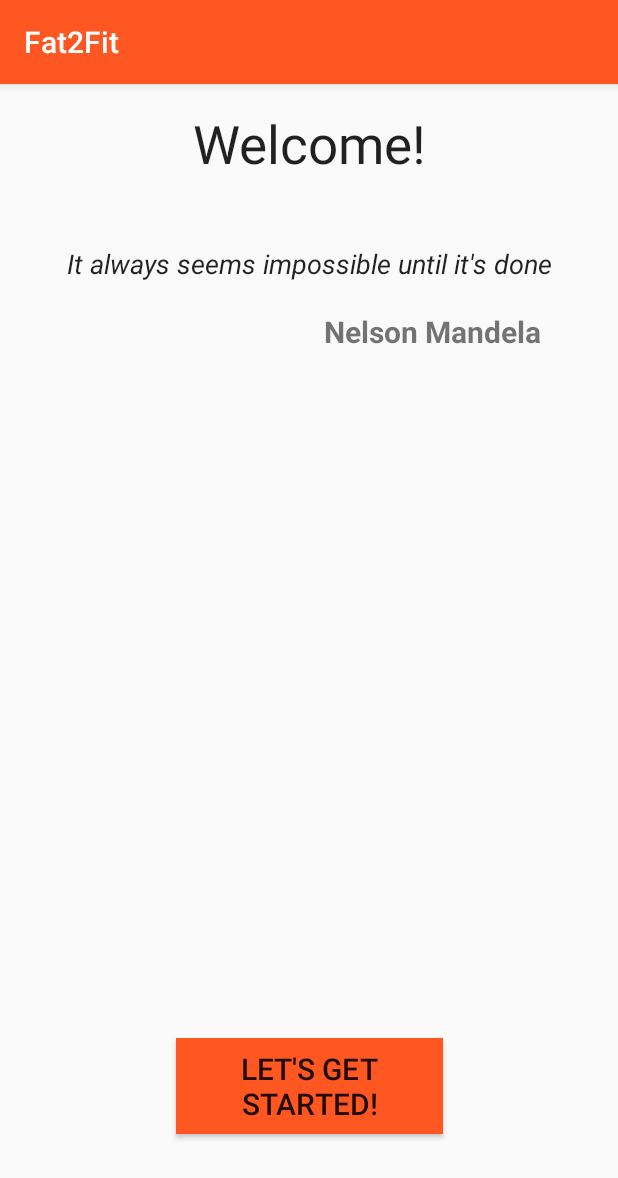
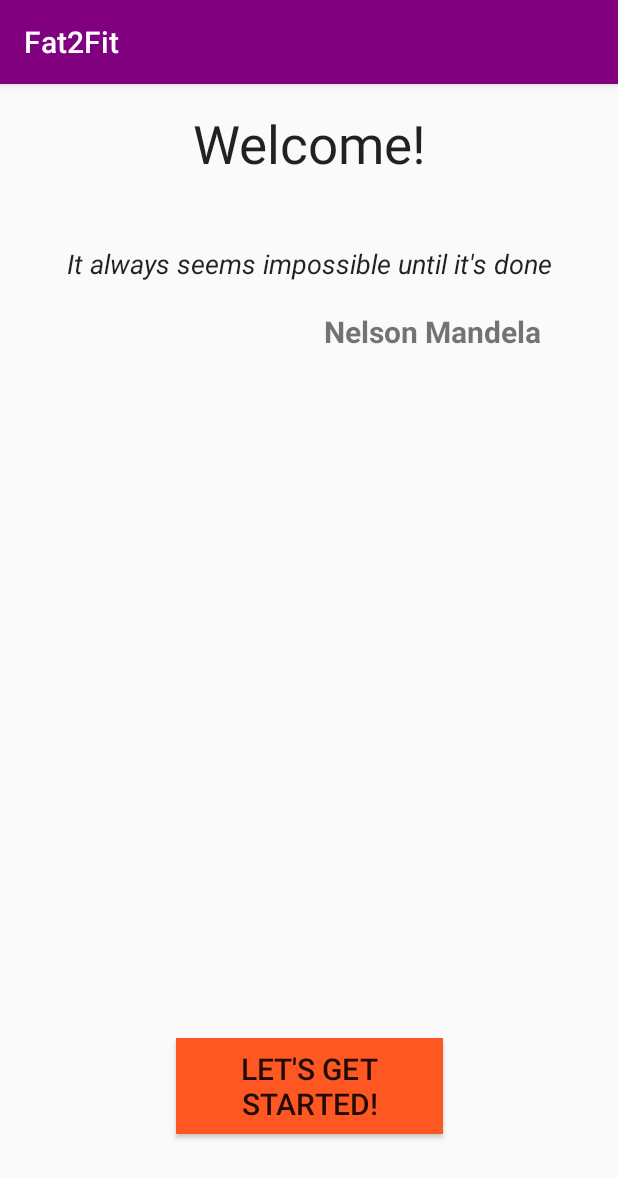
Before and after one commit to markscottUWS/MNSAProject, an Android app: the screen it shows after launch (MainActivity), on a phone screen of 412 x 824 dp. Shown: the top 1178 px of the screen. Run offline under Robolectric (Android 15) with nearby library versions, the phone set to English and light mode, and no system bars.

Commit message:
update colors.xml

```diff
--- a/app/src/main/res/values/colors.xml
+++ b/app/src/main/res/values/colors.xml
@@ -6,8 +6,8 @@
     <color name="red">#D50000</color>
     <color name="blue">#304FFE</color>
     <color name="yellow">#FFD600</color>
-    <color name="colorPrimary">#ff5722</color>
-    <color name="colorPrimaryDark">#9e9e9e</color>
-    <color name="colorAccent">#607d8b</color>
+    <color name="colorPrimary">#800080</color>
+    <color name="colorPrimaryDark">#b266b2</color>
+    <color name="colorAccent">#d8b2d8</color>
     <color name="colorButton">#ff5722</color>
 </resources>
```
